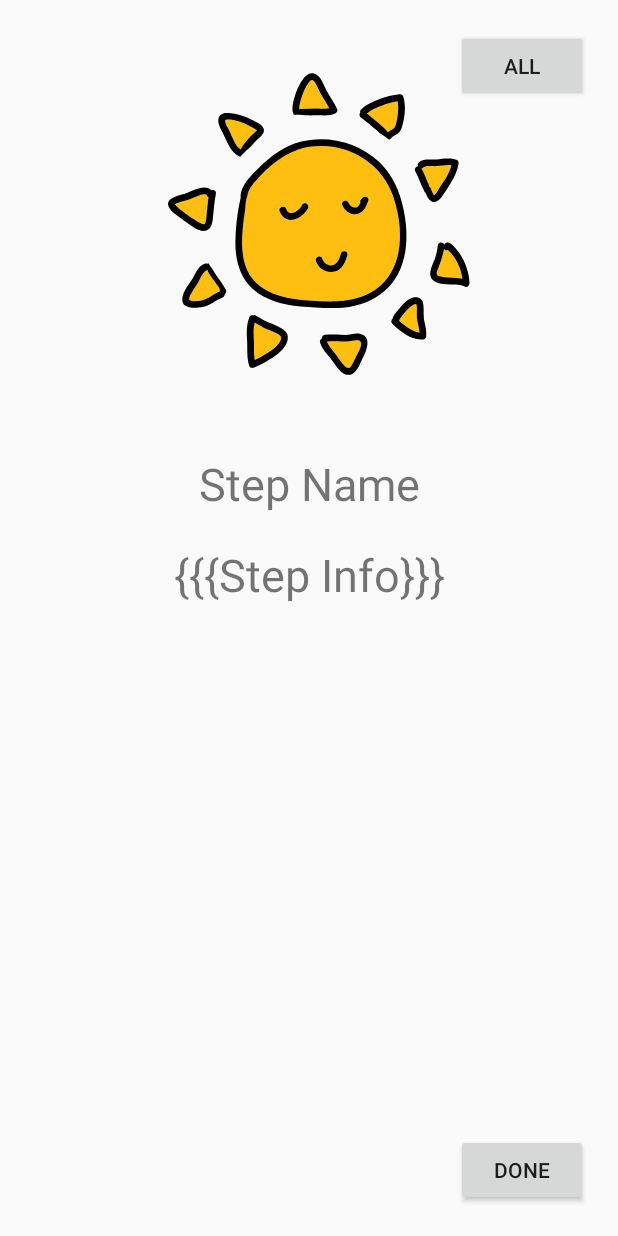
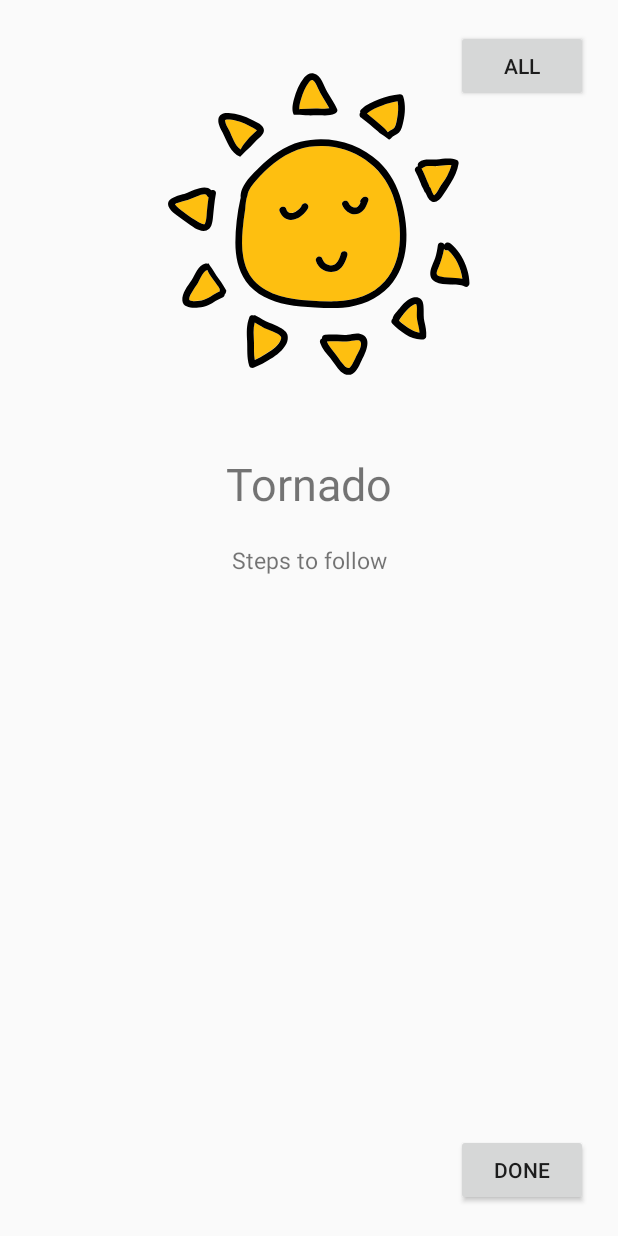
Before and after one commit to svetlinyotov/nasa-space-apps, an Android app: the layout activity_step_view.xml on its own in the app's theme, with its tools: preview values and no code run, on a phone screen of 412 x 824 dp. Run offline under Robolectric (Android 15) with nearby library versions, the phone set to English and light mode, and no system bars.

Commit message:
Final commit

```diff
--- a/app/src/main/res/layout/activity_step_view.xml
+++ b/app/src/main/res/layout/activity_step_view.xml
@@ -26,7 +26,7 @@
         android:layout_marginStart="8dp"
         android:layout_marginTop="44dp"
         android:layout_marginEnd="8dp"
-        android:text="Step Name"
+        android:text="Tornado"
         android:textSize="30sp"
         app:layout_constraintEnd_toEndOf="parent"
         app:layout_constraintHorizontal_bias="0.500"
@@ -40,8 +40,8 @@
         android:layout_marginStart="8dp"
         android:layout_marginTop="20dp"
         android:layout_marginEnd="8dp"
-        android:text="{{{Step Info}}}"
-        android:textSize="30sp"
+        android:text="Steps to follow"
+        android:textSize="15sp"
         app:layout_constraintEnd_toEndOf="parent"
         app:layout_constraintHorizontal_bias="0.502"
         app:layout_constraintStart_toStartOf="parent"
```
Also changed, not shown: app/src/main/java/com/snsdevelop/nasa/disaster/Entities/Step.java (+9 -0 lines), app/src/main/java/com/snsdevelop/nasa/disaster/StepViewActivity.java (+7 -7 lines), app/src/main/java/com/snsdevelop/nasa/disaster/Utils/DisasterInfo.java (+16 -9 lines).
